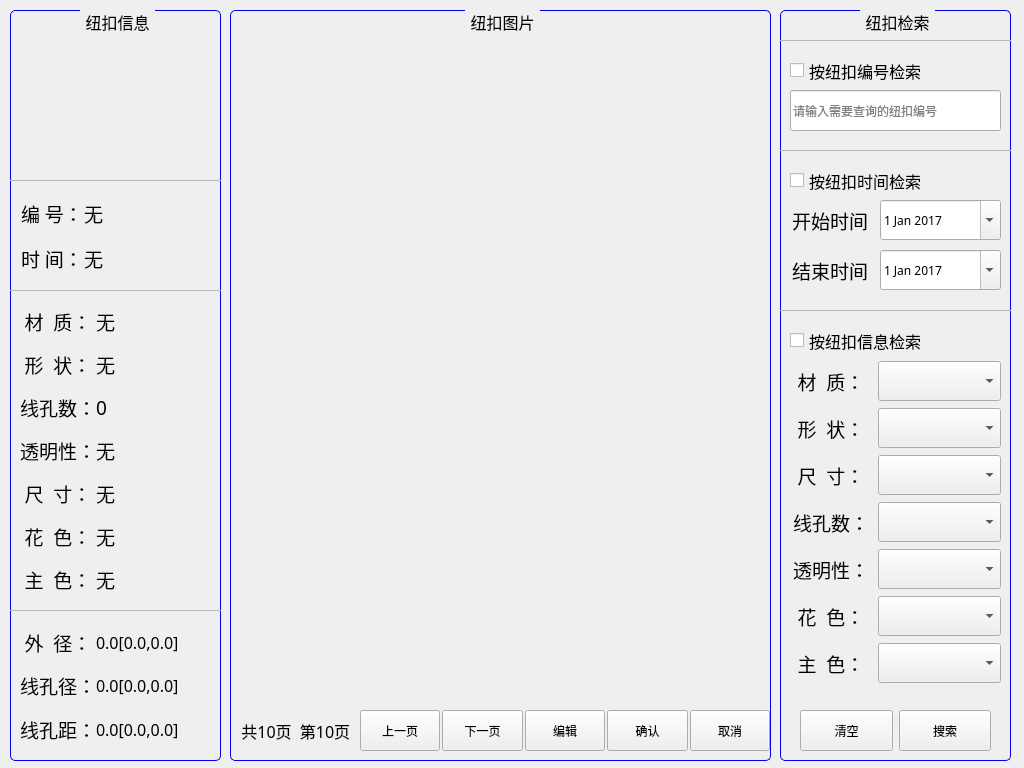
Above: Form/ButtonSelForm.ui from hkchenhao/MachineVisionControl before the change. Below: the same form after it.
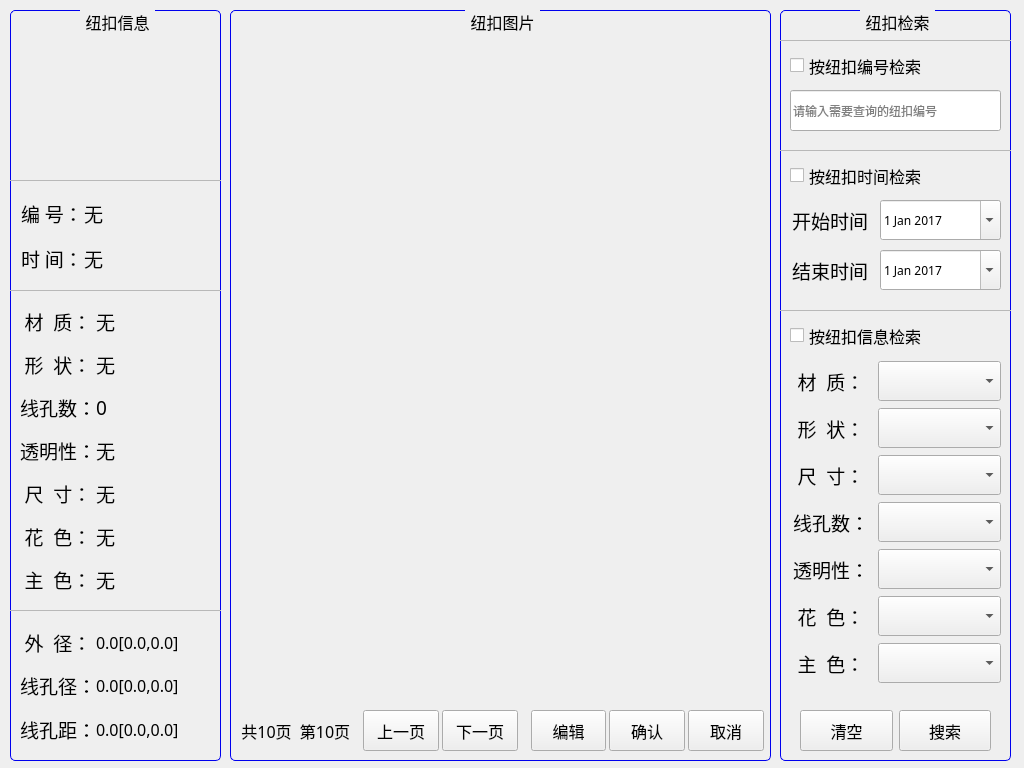
That is the form after the change. Icons and pictures are not drawn.

```diff
--- a/Form/ButtonSelForm.ui
+++ b/Form/ButtonSelForm.ui
@@ -791,9 +791,9 @@
    <widget class="QWidget" name="layoutWidget">
     <property name="geometry">
      <rect>
-      <x>130</x>
+      <x>133</x>
       <y>700</y>
-      <width>410</width>
+      <width>401</width>
       <height>41</height>
      </rect>
     </property>
@@ -802,27 +802,28 @@
       <family>Yahei Mono</family>
      </font>
     </property>
-    <layout class="QHBoxLayout" name="horizontalLayout_2" stretch="0,0,0,0,0">
+    <layout class="QHBoxLayout" name="horizontalLayout_2" stretch="0,0,0,0,0,0">
      <property name="spacing">
-      <number>2</number>
+      <number>3</number>
      </property>
      <item>
       <widget class="QPushButton" name="pushButton_LastPage">
        <property name="sizePolicy">
-        <sizepolicy hsizetype="Preferred" vsizetype="Preferred">
+        <sizepolicy hsizetype="Fixed" vsizetype="Preferred">
          <horstretch>0</horstretch>
          <verstretch>0</verstretch>
         </sizepolicy>
        </property>
        <property name="minimumSize">
         <size>
-         <width>0</width>
+         <width>60</width>
          <height>0</height>
         </size>
        </property>
        <property name="font">
         <font>
          <family>Yahei Mono</family>
+         <pointsize>12</pointsize>
         </font>
        </property>
        <property name="text">
@@ -842,14 +843,21 @@
      <item>
       <widget class="QPushButton" name="pushButton_NextPage">
        <property name="sizePolicy">
-        <sizepolicy hsizetype="Preferred" vsizetype="Preferred">
+        <sizepolicy hsizetype="Fixed" vsizetype="Preferred">
          <horstretch>0</horstretch>
          <verstretch>0</verstretch>
         </sizepolicy>
        </property>
+       <property name="minimumSize">
+        <size>
+         <width>60</width>
+         <height>0</height>
+        </size>
+       </property>
        <property name="font">
         <font>
          <family>Yahei Mono</family>
+         <pointsize>12</pointsize>
         </font>
        </property>
        <property name="text">
@@ -857,17 +865,40 @@
        </property>
       </widget>
      </item>
+     <item>
+      <spacer name="horizontalSpacer">
+       <property name="orientation">
+        <enum>Qt::Horizontal</enum>
+       </property>
+       <property name="sizeType">
+        <enum>QSizePolicy::Fixed</enum>
+       </property>
+       <property name="sizeHint" stdset="0">
+        <size>
+         <width>10</width>
+         <height>20</height>
+        </size>
+       </property>
+      </spacer>
+     </item>
      <item>
       <widget class="QPushButton" name="pushButton_Enter_2">
        <property name="sizePolicy">
-        <sizepolicy hsizetype="Preferred" vsizetype="Preferred">
+        <sizepolicy hsizetype="Fixed" vsizetype="Preferred">
          <horstretch>0</horstretch>
          <verstretch>0</verstretch>
         </sizepolicy>
        </property>
+       <property name="minimumSize">
+        <size>
+         <width>60</width>
+         <height>0</height>
+        </size>
+       </property>
        <property name="font">
         <font>
          <family>Yahei Mono</family>
+         <pointsize>12</pointsize>
         </font>
        </property>
        <property name="text">
@@ -878,14 +909,21 @@
      <item>
       <widget class="QPushButton" name="pushButton_Enter">
        <property name="sizePolicy">
-        <sizepolicy hsizetype="Preferred" vsizetype="Preferred">
+        <sizepolicy hsizetype="Fixed" vsizetype="Preferred">
          <horstretch>0</horstretch>
          <verstretch>0</verstretch>
         </sizepolicy>
        </property>
+       <property name="minimumSize">
+        <size>
+         <width>60</width>
+         <height>0</height>
+        </size>
+       </property>
        <property name="font">
         <font>
          <family>Yahei Mono</family>
+         <pointsize>12</pointsize>
         </font>
        </property>
        <property name="text">
@@ -896,14 +934,21 @@
      <item>
       <widget class="QPushButton" name="pushButton_Esc">
        <property name="sizePolicy">
-        <sizepolicy hsizetype="Preferred" vsizetype="Preferred">
+        <sizepolicy hsizetype="Fixed" vsizetype="Preferred">
          <horstretch>0</horstretch>
          <verstretch>0</verstretch>
         </sizepolicy>
        </property>
+       <property name="minimumSize">
+        <size>
+         <width>60</width>
+         <height>0</height>
+        </size>
+       </property>
        <property name="font">
         <font>
          <family>Yahei Mono</family>
+         <pointsize>12</pointsize>
         </font>
        </property>
        <property name="text">
@@ -1289,6 +1334,7 @@
        <property name="font">
         <font>
          <family>Yahei Mono</family>
+         <pointsize>12</pointsize>
         </font>
        </property>
        <property name="text">
@@ -1307,6 +1353,7 @@
        <property name="font">
         <font>
          <family>Yahei Mono</family>
+         <pointsize>12</pointsize>
         </font>
        </property>
        <property name="text">
@@ -1322,7 +1369,7 @@
       <x>10</x>
       <y>40</y>
       <width>211</width>
-      <height>41</height>
+      <height>31</height>
      </rect>
     </property>
     <property name="font">
@@ -1401,7 +1448,7 @@
       <x>10</x>
       <y>150</y>
       <width>211</width>
-      <height>41</height>
+      <height>31</height>
      </rect>
     </property>
     <property name="font">
@@ -1420,7 +1467,7 @@
       <x>10</x>
       <y>310</y>
       <width>211</width>
-      <height>41</height>
+      <height>31</height>
      </rect>
     </property>
     <property name="font">
```
